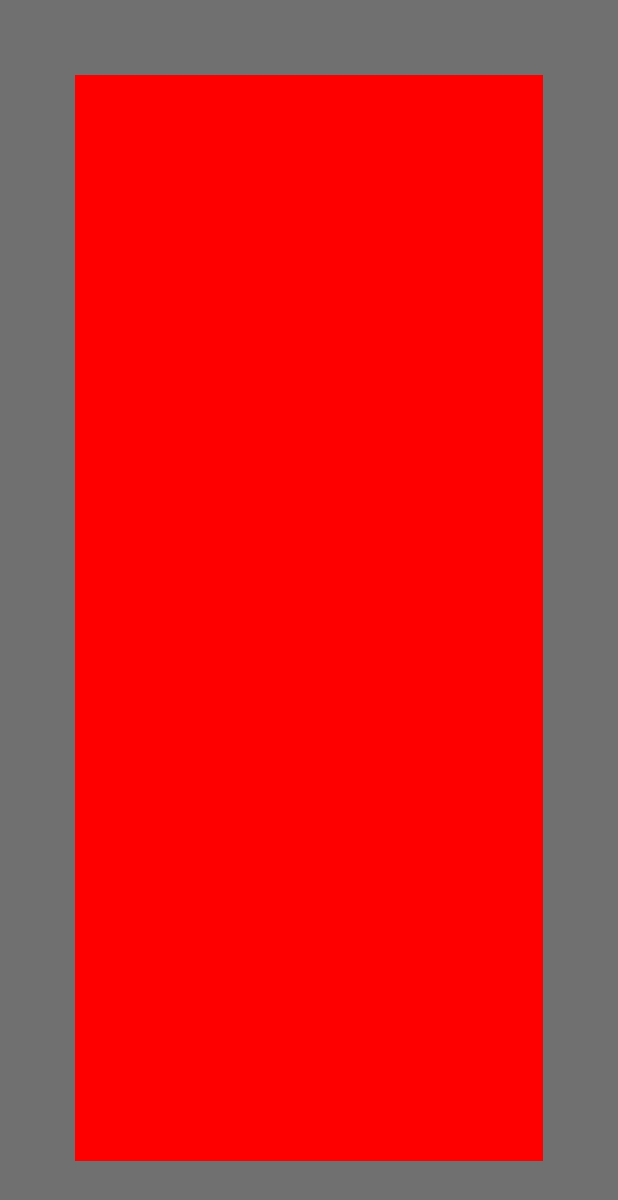
After one commit to wosmaker/ESCAapp, an Android app: the layout popup.xml on its own in the app's theme, with its tools: preview values and no code run, on a phone screen of 412 x 824 dp. The commit adds this screen. Shown: the top 1200 px of the screen. Run offline under Robolectric (Android 15) with nearby library versions, the phone set to English and light mode, and no system bars.

Commit message:
add :: popup

```diff
--- a/app/build.gradle
+++ b/app/build.gradle
@@ -51,4 +51,5 @@ dependencies {
     implementation 'androidx.gridlayout:gridlayout:1.0.0'
     implementation 'com.google.android.gms:play-services-maps:17.0.0'
     implementation "com.google.android.gms:play-services-location:17.0.0"
+    implementation 'com.android.support.constraint:constraint-layout:1.1.3'
 }
--- /dev/null
+++ b/app/src/main/res/layout/popup.xml
@@ -0,0 +1,26 @@
+<?xml version="1.0" encoding="utf-8"?>
+<androidx.constraintlayout.widget.ConstraintLayout xmlns:android="http://schemas.android.com/apk/res/android"
+    xmlns:app="http://schemas.android.com/apk/res-auto"
+    xmlns:tools="http://schemas.android.com/tools"
+    android:id="@+id/outside"
+    android:layout_width="match_parent"
+    android:layout_height="match_parent"
+    android:background="#8C000000"
+    android:orientation="vertical">
+
+    <androidx.constraintlayout.widget.ConstraintLayout
+        android:id="@+id/inside"
+        android:layout_width="0dp"
+        android:layout_height="0dp"
+        android:layout_marginStart="50dp"
+        android:layout_marginTop="50dp"
+        android:layout_marginEnd="50dp"
+        android:layout_marginBottom="50dp"
+        android:background="#FF0000"
+        app:layout_constraintBottom_toBottomOf="parent"
+        app:layout_constraintEnd_toEndOf="parent"
+        app:layout_constraintStart_toStartOf="parent"
+        app:layout_constraintTop_toTopOf="parent">
+
+    </androidx.constraintlayout.widget.ConstraintLayout>
+</androidx.constraintlayout.widget.ConstraintLayout>
```
Also changed, not shown: app/src/main/java/com/app/escaapp/ui/profile/ProfileFragment.kt (+33 -13 lines), app/src/main/java/com/app/escaapp/ui/setting/SettingFragment.kt (+10 -5 lines), 1 other file.
